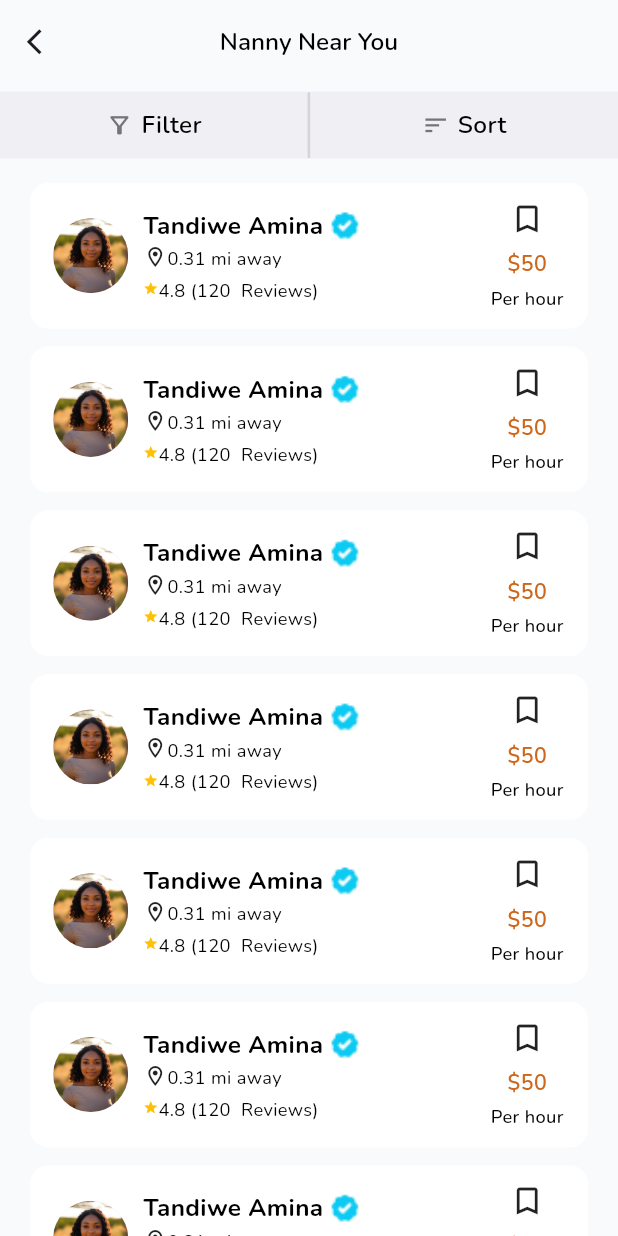
After one commit to sparktechagency/Mother-Care, a Flutter app: the NunnySeeAllScreen screen opened by its route, on a phone screen of 412 x 824 dp. The commit adds this screen. Run offline on Flutter 3.47's test engine with Material 3 defaults, Android fonts, the phone set to English and light mode, and no system bars; our stand-ins replace cached_network_image, carousel_slider, dio, flutter_dotenv, flutter_html, flutter_screenutil and 9 more; accounts and stored records are empty; network calls fail.

Commit message:
complete nunny sell all screen

```diff
--- a/lib/config/route/app_routes.dart
+++ b/lib/config/route/app_routes.dart
@@ -1,4 +1,5 @@
 import 'package:get/get.dart';
+import 'package:mother_care/features/another_screens/parents_home/presentation/screens/nunny_see_all_screen.dart';
 import 'package:mother_care/features/auth/sign%20up/presentation/screen/account_verified_screen.dart';
 import 'package:mother_care/features/auth/sign%20up/presentation/screen/add_photo_screen.dart';
 import 'package:mother_care/features/auth/sign%20up/presentation/screen/join_mamaCare_screen.dart';
@@ -52,6 +53,7 @@ class AppRoutes {
   static const String parentHomeScreen = "/parent_home.dart";
   static const String parentBookingScreen = "/parentBookingScreen.dart";
   static const String savedScreen = "/savedScreen.dart";
+  static const String nunnySeeAllScreen = "/nunnySeeAllScreen.dart";
 
   static List<GetPage> routes = [
     GetPage(name: splash, page: () => const SplashScreen()),
@@ -79,5 +81,6 @@ class AppRoutes {
     GetPage(name: parentHomeScreen, page: () => ParentsHomeScreen()),
     GetPage(name: parentBookingScreen, page: () => ParentBookingScreen()),
     GetPage(name: savedScreen, page: () => SavedScreens()),
+    GetPage(name: nunnySeeAllScreen, page: () => NunnySeeAllScreen()),
   ];
 }
--- /dev/null
+++ b/lib/features/another_screens/parents_home/presentation/screens/nunny_see_all_screen.dart
@@ -0,0 +1,116 @@
+import 'package:flutter/material.dart';
+import 'package:flutter_screenutil/flutter_screenutil.dart';
+import 'package:get/get.dart';
+import 'package:mother_care/component/text/common_text.dart';
+import 'package:mother_care/utils/constants/app_colors.dart';
+import 'package:mother_care/utils/constants/app_string.dart';
+import 'package:mother_care/utils/extensions/extension.dart';
+
+import '../widgets/nunny_item.dart';
+
+class NunnySeeAllScreen extends StatelessWidget {
+  const NunnySeeAllScreen({super.key});
+
+  @override
+  Widget build(BuildContext context) {
+    return Scaffold(
+      appBar: AppBar(
+        surfaceTintColor: AppColors.transparent,
+        shadowColor: AppColors.transparent,
+        leading: InkWell(
+          onTap: (){
+            Get.back();
+          },
+          child: Icon(
+              size: 20.sp,
+              Icons.arrow_back_ios),
+        ),
+        title: CommonText(
+            fontSize: 16,
+            fontWeight: FontWeight.w600,
+            text: AppString.nannyNearYou),
+      ),
+
+      body: Column(
+        children: [
+          5.height,
+
+          Row(
+            children: [
+              Expanded(
+                child: Container(
+                  height: 44.h,
+
+                  color: AppColors.normalGray,
+                  child: Row(
+                    mainAxisAlignment: MainAxisAlignment.center
+                    ,
+                    children: [
+                      Icon(
+                        size: 18.sp,
+                        Icons.filter_alt_outlined, color: AppColors.bodyClr,),
+
+                      CommonText(
+                        left: 5,
+                          fontSize: 16,
+                          fontWeight: FontWeight.w600,
+                          text: AppString.filter)
+                    ],
+                  ),
+                ),
+              ),
+              Container(
+                height: 44,
+                width: 2,
+                color: AppColors.normalGray2,
+              ),
+
+              Expanded(
+                child: Container(
+                  height: 44.h,
+
+                  color: AppColors.normalGray,
+                  child: Row(
+                    mainAxisAlignment: MainAxisAlignment.center
+                    ,
+                    children: [
+                      Icon(
+                        size: 18.sp,
+                        Icons.sort, color: AppColors.bodyClr,),
+
+                      CommonText(
+                        left: 5,
+                          fontSize: 16,
+                          fontWeight: FontWeight.w600,
+                          text: AppString.sort)
+                    ],
+                  ),
+                ),
+              ),
+            ],
+          ),
+          // ==========================list section=============================
+
+          10.height,
+
+          Expanded(
+
+            child: Padding(
+              padding: const EdgeInsets.symmetric(horizontal: 20),
+              child: ListView.builder(
+                  padding: EdgeInsets.zero,
+                  itemCount: 10,
+
+
+                  scrollDirection: Axis.vertical,
+                  itemBuilder: (context, index){
+                    return NunnyItem();
+
+                  }),
+            ),
+          )
+        ],
+      ),
+    );
+  }
+}
--- a/lib/features/another_screens/parents_home/presentation/widgets/nunny_item.dart
+++ b/lib/features/another_screens/parents_home/presentation/widgets/nunny_item.dart
@@ -1,5 +1,6 @@
 
 import 'package:flutter/material.dart';
+import 'package:flutter_screenutil/flutter_screenutil.dart';
 import 'package:mother_care/component/image/common_image.dart';
 import 'package:mother_care/component/text/common_text.dart';
 import 'package:mother_care/utils/constants/app_colors.dart';
@@ -15,6 +16,7 @@ class NunnyItem extends StatelessWidget {
       margin: EdgeInsets.symmetric(vertical: 6),
       padding: EdgeInsets.all(12),
       decoration: BoxDecoration(
+        borderRadius: BorderRadius.circular(12.r),
 
         color: AppColors.white
       ),
--- a/lib/features/another_screens/parents_home/presentation/widgets/nunny_list_section.dart
+++ b/lib/features/another_screens/parents_home/presentation/widgets/nunny_list_section.dart
@@ -1,6 +1,8 @@
 import 'package:flutter/material.dart';
 import 'package:flutter_screenutil/flutter_screenutil.dart';
+import 'package:get/get.dart';
 import 'package:mother_care/component/text/common_text.dart';
+import 'package:mother_care/config/route/app_routes.dart';
 import 'package:mother_care/utils/constants/app_string.dart';
 import 'package:mother_care/utils/extensions/extension.dart';
 
@@ -27,7 +29,11 @@ class NunnyListSection extends StatelessWidget {
                   text: AppString.findNannyNearYou),
               Spacer(),
 
-              Row(
+              InkWell(
+                onTap: (){
+                  Get.toNamed(AppRoutes.nunnySeeAllScreen);
+                },
+                child: Row(
                   children: [
                     CommonText(
                         fontSize: 12,
@@ -39,6 +45,7 @@ class NunnyListSection extends StatelessWidget {
                         size: 10.sp,
                         Icons.arrow_forward_ios_rounded)
                   ],
+                ),
               )
             ],
           ),
--- a/lib/utils/constants/app_colors.dart
+++ b/lib/utils/constants/app_colors.dart
@@ -17,5 +17,9 @@ class AppColors {
   static const titleColorSecondary = Color(0xff666666);
   static const bodyClr = Color(0xff757575);
   static const title2 = Color(0xff4A2C10);
+  static const normalGray = Color(0xffEFEFF4);
+  static const normalGray2 = Color(0xffd4d4dc);
+
+
 
 }
--- a/lib/utils/constants/app_string.dart
+++ b/lib/utils/constants/app_string.dart
@@ -118,5 +118,8 @@ class AppString {
   static const String addPhoto = "Add Photo";
   static const String seeAll = "See all";
   static const String findNannyNearYou = "Find a Nanny Near You";
+  static const String nannyNearYou = "Nanny Near You";
+  static const String sort = "Sort";
+  static const String filter = "Filter";
 
 }
```
Lines whose indentation alone changed are shown as unchanged.
